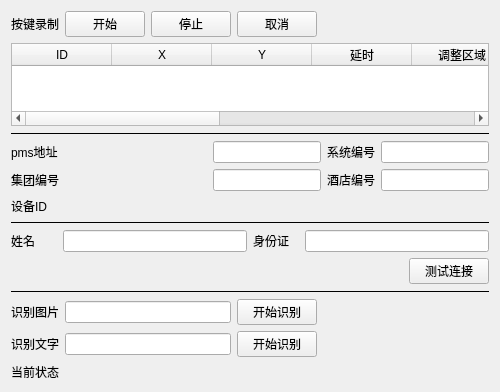
This is KeyRecorder/FormConfig.ui in RYAN--LEE/key-recorder as Qt 5 draws it before an edit. The edited form follows.
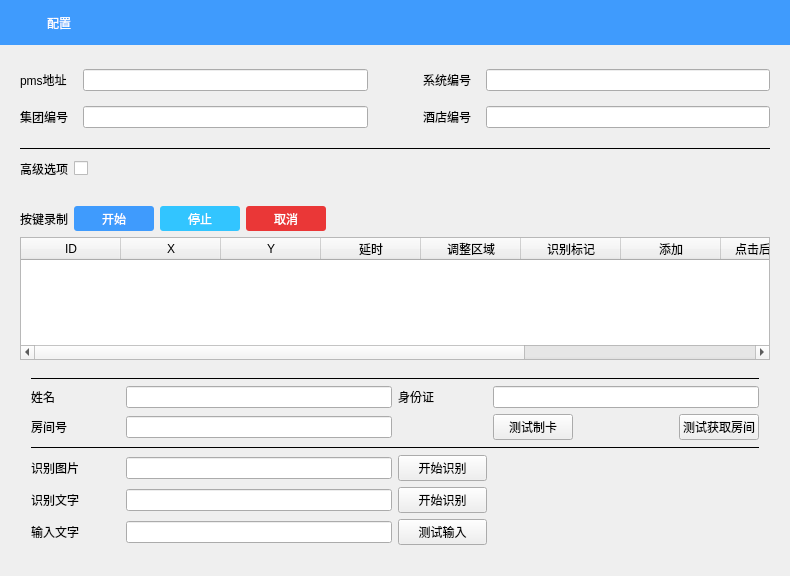
This is the edited form. Icons and pictures are not drawn.

The edit to the form file:
```diff
--- a/KeyRecorder/FormConfig.ui
+++ b/KeyRecorder/FormConfig.ui
@@ -6,14 +6,302 @@
    <rect>
     <x>0</x>
     <y>0</y>
-    <width>500</width>
-    <height>392</height>
+    <width>790</width>
+    <height>576</height>
    </rect>
   </property>
   <property name="windowTitle">
    <string>配置</string>
   </property>
+  <property name="styleSheet">
+   <string notr="true">
+QLineEdit {
+      border: 1px solid #91c1f6;
+      border-radius: 3px;
+      padding: 0 8px;
+      background: #f2f2f2;
+  };
+
+QWidget#FormConfig{
+border: 1px solid rgb(63, 155, 253);
+};
+font: 10pt &quot;微软雅黑&quot;;
+color: rgb(59, 59, 59);</string>
+  </property>
+  <layout class="QVBoxLayout" name="verticalLayout_3">
+   <property name="spacing">
+    <number>0</number>
+   </property>
+   <property name="leftMargin">
+    <number>0</number>
+   </property>
+   <property name="topMargin">
+    <number>0</number>
+   </property>
+   <property name="rightMargin">
+    <number>0</number>
+   </property>
+   <property name="bottomMargin">
+    <number>0</number>
+   </property>
+   <item>
+    <widget class="QWidget" name="widgetTitle" native="true">
+     <property name="minimumSize">
+      <size>
+       <width>0</width>
+       <height>45</height>
+      </size>
+     </property>
+     <property name="maximumSize">
+      <size>
+       <width>16777215</width>
+       <height>45</height>
+      </size>
+     </property>
+     <property name="styleSheet">
+      <string notr="true">background-color: rgb(63, 155, 253);</string>
+     </property>
+     <layout class="QHBoxLayout" name="horizontalLayout_4" stretch="0,1,0,0">
+      <item>
+       <widget class="QLabel" name="label_14">
+        <property name="minimumSize">
+         <size>
+          <width>30</width>
+          <height>0</height>
+         </size>
+        </property>
+        <property name="styleSheet">
+         <string notr="true">image: url(:/icon/logo.png);</string>
+        </property>
+        <property name="text">
+         <string/>
+        </property>
+       </widget>
+      </item>
+      <item>
+       <widget class="QLabel" name="label_8">
+        <property name="styleSheet">
+         <string notr="true">font: 12pt &quot;微软雅黑&quot;;
+color: rgb(254, 254, 254);</string>
+        </property>
+        <property name="text">
+         <string>配置</string>
+        </property>
+       </widget>
+      </item>
+      <item>
+       <widget class="QPushButton" name="pushButtonAbort">
+        <property name="minimumSize">
+         <size>
+          <width>30</width>
+          <height>30</height>
+         </size>
+        </property>
+        <property name="maximumSize">
+         <size>
+          <width>30</width>
+          <height>30</height>
+         </size>
+        </property>
+        <property name="styleSheet">
+         <string notr="true">background-image: url(:/icon/logo/abort.png);</string>
+        </property>
+        <property name="text">
+         <string/>
+        </property>
+        <property name="flat">
+         <bool>true</bool>
+        </property>
+       </widget>
+      </item>
+      <item>
+       <widget class="QPushButton" name="pushButtonClose">
+        <property name="minimumSize">
+         <size>
+          <width>30</width>
+          <height>30</height>
+         </size>
+        </property>
+        <property name="maximumSize">
+         <size>
+          <width>30</width>
+          <height>30</height>
+         </size>
+        </property>
+        <property name="styleSheet">
+         <string notr="true">background-image: url(:/icon/logo/close1.png);</string>
+        </property>
+        <property name="text">
+         <string/>
+        </property>
+        <property name="flat">
+         <bool>true</bool>
+        </property>
+       </widget>
+      </item>
+     </layout>
+    </widget>
+   </item>
+   <item>
+    <widget class="QWidget" name="widgetTop" native="true">
+     <property name="minimumSize">
+      <size>
+       <width>0</width>
+       <height>150</height>
+      </size>
+     </property>
+     <property name="styleSheet">
+      <string notr="true">QWidget#widgetTop{
+    background-color: rgb(255, 255, 255);
+};
+</string>
+     </property>
+     <layout class="QVBoxLayout" name="verticalLayout_2">
+      <property name="leftMargin">
+       <number>20</number>
+      </property>
+      <property name="rightMargin">
+       <number>20</number>
+      </property>
+      <item>
+       <layout class="QGridLayout" name="gridLayout_2" columnstretch="0,0,0,0,0">
+        <property name="topMargin">
+         <number>10</number>
+        </property>
+        <property name="bottomMargin">
+         <number>10</number>
+        </property>
+        <property name="spacing">
+         <number>15</number>
+        </property>
+        <item row="0" column="3">
+         <widget class="QLabel" name="label_10">
+          <property name="text">
+           <string>系统编号</string>
+          </property>
+         </widget>
+        </item>
+        <item row="1" column="1">
+         <widget class="QLineEdit" name="lineEditGroupCode"/>
+        </item>
+        <item row="0" column="1">
+         <widget class="QLineEdit" name="lineEditPMS"/>
+        </item>
+        <item row="1" column="0">
+         <widget class="QLabel" name="label_11">
+          <property name="text">
+           <string>集团编号</string>
+          </property>
+         </widget>
+        </item>
+        <item row="1" column="3">
+         <widget class="QLabel" name="label_12">
+          <property name="text">
+           <string>酒店编号</string>
+          </property>
+         </widget>
+        </item>
+        <item row="1" column="4">
+         <widget class="QLineEdit" name="lineEditHotelCode"/>
+        </item>
+        <item row="0" column="4">
+         <widget class="QLineEdit" name="lineEditPMSType"/>
+        </item>
+        <item row="0" column="0">
+         <widget class="QLabel" name="label_9">
+          <property name="text">
+           <string>pms地址</string>
+          </property>
+         </widget>
+        </item>
+        <item row="1" column="2">
+         <spacer name="horizontalSpacer_5">
+          <property name="orientation">
+           <enum>Qt::Horizontal</enum>
+          </property>
+          <property name="sizeType">
+           <enum>QSizePolicy::Fixed</enum>
+          </property>
+          <property name="sizeHint" stdset="0">
+           <size>
+            <width>40</width>
+            <height>20</height>
+           </size>
+          </property>
+         </spacer>
+        </item>
+       </layout>
+      </item>
+      <item>
+       <widget class="Line" name="line_2">
+        <property name="frameShadow">
+         <enum>QFrame::Plain</enum>
+        </property>
+        <property name="orientation">
+         <enum>Qt::Horizontal</enum>
+        </property>
+       </widget>
+      </item>
+      <item>
+       <layout class="QHBoxLayout" name="horizontalLayout_3">
+        <item>
+         <widget class="QLabel" name="label">
+          <property name="text">
+           <string>高级选项</string>
+          </property>
+         </widget>
+        </item>
+        <item>
+         <widget class="QCheckBox" name="checkBoxMore">
+          <property name="styleSheet">
+           <string notr="true"> QCheckBox::indicator:unchecked {
+	image: url(:/icon/logo/check_off.png);
+  }
+QCheckBox::indicator:checked {
+     image: url(:/icon/logo/check_on.png);
+  }</string>
+          </property>
+          <property name="text">
+           <string/>
+          </property>
+         </widget>
+        </item>
+        <item>
+         <spacer name="horizontalSpacer">
+          <property name="orientation">
+           <enum>Qt::Horizontal</enum>
+          </property>
+          <property name="sizeHint" stdset="0">
+           <size>
+            <width>40</width>
+            <height>20</height>
+           </size>
+          </property>
+         </spacer>
+        </item>
+       </layout>
+      </item>
+     </layout>
+    </widget>
+   </item>
+   <item>
+    <widget class="QWidget" name="widgetCfg" native="true">
+     <property name="styleSheet">
+      <string notr="true">QWidget#widgetCfg{
+    background-color: rgb(255, 255, 255);
+};
+</string>
+     </property>
   <layout class="QVBoxLayout" name="verticalLayout">
+      <property name="leftMargin">
+       <number>20</number>
+      </property>
+      <property name="rightMargin">
+       <number>20</number>
+      </property>
+      <property name="bottomMargin">
+       <number>20</number>
+      </property>
    <item>
     <layout class="QHBoxLayout" name="horizontalLayout">
      <item>
@@ -25,13 +313,34 @@
      </item>
      <item>
       <widget class="QPushButton" name="pushButtonStart">
+          <property name="styleSheet">
+           <string notr="true">QPushButton {
+      border-radius: 3px;
+      color:white;
+      background-color: rgb(63, 155, 253);
+      min-width: 80px;
+      min-height: 25px;
+  }</string>
+          </property>
        <property name="text">
         <string>开始</string>
        </property>
+          <property name="flat">
+           <bool>false</bool>
+          </property>
       </widget>
      </item>
      <item>
       <widget class="QPushButton" name="pushButtonStop">
+          <property name="styleSheet">
+           <string notr="true">QPushButton {
+      border-radius: 3px;
+      color:white;
+	  background-color: rgb(50, 197, 255);
+      min-width: 80px;
+      min-height: 25px;
+  }</string>
+          </property>
        <property name="text">
         <string>停止</string>
        </property>
@@ -39,6 +348,15 @@
      </item>
      <item>
       <widget class="QPushButton" name="pushButtonCancel">
+          <property name="styleSheet">
+           <string notr="true">QPushButton {
+      border-radius: 3px;
+      color:white;
+	  background-color: rgb(234, 55, 55);
+      min-width: 80px;
+      min-height: 25px;
+  }</string>
+          </property>
        <property name="text">
         <string>取消</string>
        </property>
@@ -155,6 +473,18 @@
     </widget>
    </item>
    <item>
+       <widget class="QWidget" name="widgetcfgEx" native="true">
+        <property name="styleSheet">
+         <string notr="true">QPushButton {
+      border-radius: 3px;
+      color:white;
+      background-color: rgb(63, 155, 253);
+      min-width: 80px;
+      min-height: 25px;
+  };</string>
+        </property>
+        <layout class="QVBoxLayout" name="verticalLayout_4">
+         <item>
     <widget class="Line" name="line_3">
      <property name="frameShadow">
       <enum>QFrame::Plain</enum>
@@ -165,75 +495,7 @@
     </widget>
    </item>
    <item>
-    <layout class="QGridLayout" name="gridLayout_2" columnstretch="1,0,0,0">
-     <item row="0" column="2">
-      <widget class="QLabel" name="label_10">
-       <property name="text">
-        <string>系统编号</string>
-       </property>
-      </widget>
-     </item>
-     <item row="1" column="3">
-      <widget class="QLineEdit" name="lineEditHotelCode"/>
-     </item>
-     <item row="1" column="0">
-      <widget class="QLabel" name="label_11">
-       <property name="text">
-        <string>集团编号</string>
-       </property>
-      </widget>
-     </item>
-     <item row="2" column="1">
-      <widget class="QLabel" name="labelDeviceID">
-       <property name="text">
-        <string/>
-       </property>
-      </widget>
-     </item>
-     <item row="0" column="0">
-      <widget class="QLabel" name="label_9">
-       <property name="text">
-        <string>pms地址</string>
-       </property>
-      </widget>
-     </item>
-     <item row="0" column="3">
-      <widget class="QLineEdit" name="lineEditPMSType"/>
-     </item>
-     <item row="2" column="0">
-      <widget class="QLabel" name="label_8">
-       <property name="text">
-        <string>设备ID</string>
-       </property>
-      </widget>
-     </item>
-     <item row="1" column="2">
-      <widget class="QLabel" name="label_12">
-       <property name="text">
-        <string>酒店编号</string>
-       </property>
-      </widget>
-     </item>
-     <item row="1" column="1">
-      <widget class="QLineEdit" name="lineEditGroupCode"/>
-     </item>
-     <item row="0" column="1">
-      <widget class="QLineEdit" name="lineEditPMS"/>
-     </item>
-    </layout>
-   </item>
-   <item>
-    <widget class="Line" name="line_2">
-     <property name="frameShadow">
-      <enum>QFrame::Plain</enum>
-     </property>
-     <property name="orientation">
-      <enum>Qt::Horizontal</enum>
-     </property>
-    </widget>
-   </item>
-   <item>
-    <layout class="QGridLayout" name="gridLayout_3" columnstretch="1,4,1,4">
+          <layout class="QGridLayout" name="gridLayout_3" columnstretch="1,3,1,3">
      <item row="0" column="3">
       <widget class="QLineEdit" name="lineEditCardID"/>
      </item>
@@ -256,6 +518,13 @@
      </item>
      <item row="1" column="3">
       <layout class="QHBoxLayout" name="horizontalLayout_2">
+             <item>
+              <widget class="QPushButton" name="pushButtonCreateCard">
+               <property name="text">
+                <string>测试制卡</string>
+               </property>
+              </widget>
+             </item>
        <item>
         <spacer name="horizontalSpacer_3">
          <property name="orientation">
@@ -272,12 +541,22 @@
        <item>
         <widget class="QPushButton" name="pushButtonPMS">
          <property name="text">
-          <string>测试连接</string>
+                <string>测试获取房间</string>
          </property>
         </widget>
        </item>
       </layout>
      </item>
+           <item row="1" column="1">
+            <widget class="QLineEdit" name="lineEditRoomNum"/>
+           </item>
+           <item row="1" column="0">
+            <widget class="QLabel" name="label_13">
+             <property name="text">
+              <string>房间号</string>
+             </property>
+            </widget>
+           </item>
     </layout>
    </item>
    <item>
@@ -291,17 +570,7 @@
     </widget>
    </item>
    <item>
-    <layout class="QGridLayout" name="gridLayout" columnstretch="1,4,1,4">
-     <item row="1" column="2">
-      <widget class="QPushButton" name="pushButtonRecoText">
-       <property name="text">
-        <string>开始识别</string>
-       </property>
-      </widget>
-     </item>
-     <item row="0" column="1">
-      <widget class="QLineEdit" name="lineEditRecoImg"/>
-     </item>
+          <layout class="QGridLayout" name="gridLayout" columnstretch="1,3,1,3">
      <item row="0" column="0">
       <widget class="QLabel" name="label_5">
        <property name="text">
@@ -312,30 +581,6 @@
      <item row="1" column="1">
       <widget class="QLineEdit" name="lineEditRecoText"/>
      </item>
-     <item row="0" column="3">
-      <widget class="QLabel" name="labelRecoImgResult">
-       <property name="text">
-        <string/>
-       </property>
-      </widget>
-     </item>
-     <item row="0" column="2">
-      <widget class="QPushButton" name="pushButtonRecoImg">
-       <property name="text">
-        <string>开始识别</string>
-       </property>
-      </widget>
-     </item>
-     <item row="1" column="3">
-      <widget class="QLabel" name="labelResult">
-       <property name="frameShape">
-        <enum>QFrame::NoFrame</enum>
-       </property>
-       <property name="text">
-        <string/>
-       </property>
-      </widget>
-     </item>
      <item row="1" column="0">
       <widget class="QLabel" name="label_7">
        <property name="text">
@@ -343,32 +588,49 @@
        </property>
       </widget>
      </item>
-    </layout>
-   </item>
-   <item>
-    <spacer name="verticalSpacer">
-     <property name="orientation">
-      <enum>Qt::Vertical</enum>
-     </property>
-     <property name="sizeHint" stdset="0">
-      <size>
-       <width>20</width>
-       <height>93</height>
-      </size>
-     </property>
-    </spacer>
-   </item>
-   <item>
-    <layout class="QHBoxLayout" name="horizontalLayout_3" stretch="0,1">
-     <item>
-      <widget class="QLabel" name="labelS">
+           <item row="0" column="1">
+            <widget class="QLineEdit" name="lineEditRecoImg"/>
+           </item>
+           <item row="0" column="2">
+            <widget class="QPushButton" name="pushButtonRecoImg">
+             <property name="text">
+              <string>开始识别</string>
+             </property>
+            </widget>
+           </item>
+           <item row="1" column="2">
+            <widget class="QPushButton" name="pushButtonRecoText">
+             <property name="text">
+              <string>开始识别</string>
+             </property>
+            </widget>
+           </item>
+           <item row="2" column="2">
+            <widget class="QPushButton" name="pushButtonInput">
        <property name="text">
-        <string>当前状态</string>
+              <string>测试输入</string>
        </property>
       </widget>
      </item>
-     <item>
-      <widget class="QLabel" name="label">
+           <item row="2" column="0">
+            <widget class="QLabel" name="label_2">
+             <property name="text">
+              <string>输入文字</string>
+             </property>
+            </widget>
+           </item>
+           <item row="2" column="1">
+            <widget class="QLineEdit" name="lineEditInput"/>
+           </item>
+           <item row="0" column="3">
+            <widget class="QLabel" name="labelRecoImgResult">
+             <property name="text">
+              <string/>
+             </property>
+            </widget>
+           </item>
+           <item row="1" column="3">
+            <widget class="QLabel" name="labelResult">
        <property name="frameShape">
         <enum>QFrame::NoFrame</enum>
        </property>
@@ -378,6 +640,12 @@
       </widget>
      </item>
     </layout>
+         </item>
+        </layout>
+       </widget>
+      </item>
+     </layout>
+    </widget>
    </item>
   </layout>
  </widget>
```
Left out of the diff: 28 changed lines with no effect on the pictures. Lines whose indentation alone changed are shown as unchanged.
